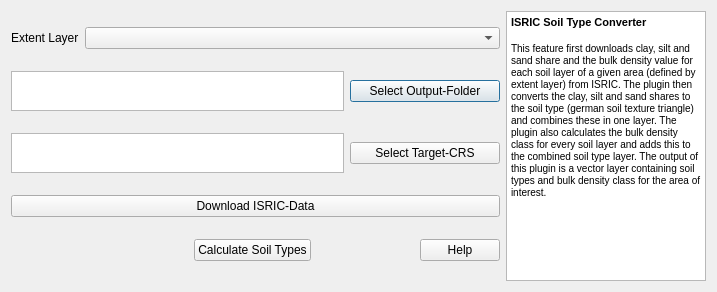
sydroconsult/QTalsim, file QTalsim/qtalsim_soil.ui: the form before one commit.
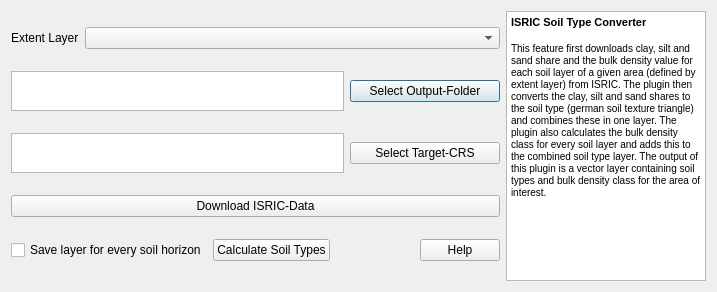
The form after the commit.

Commit message: Update ISRIC-downloader - Added option to continue with previous conversion, if QGIS crashes - Added possibility to run plugin without saving all layers (improvement of   performance)

```diff
--- a/QTalsim/qtalsim_soil.ui
+++ b/QTalsim/qtalsim_soil.ui
@@ -122,17 +122,11 @@
      <item>
       <layout class="QHBoxLayout" name="horizontalLayout_3">
        <item>
-        <spacer name="horizontalSpacer">
-         <property name="orientation">
-          <enum>Qt::Horizontal</enum>
+        <widget class="QCheckBox" name="checkboxSaveHorizons">
+         <property name="text">
+          <string>Save layer for every soil horizon</string>
          </property>
-         <property name="sizeHint" stdset="0">
-          <size>
-           <width>40</width>
-           <height>20</height>
-          </size>
-         </property>
-        </spacer>
+        </widget>
        </item>
        <item>
         <widget class="QPushButton" name="onCalculateSoilTypes">
```
The commit also changes 4 other files.
